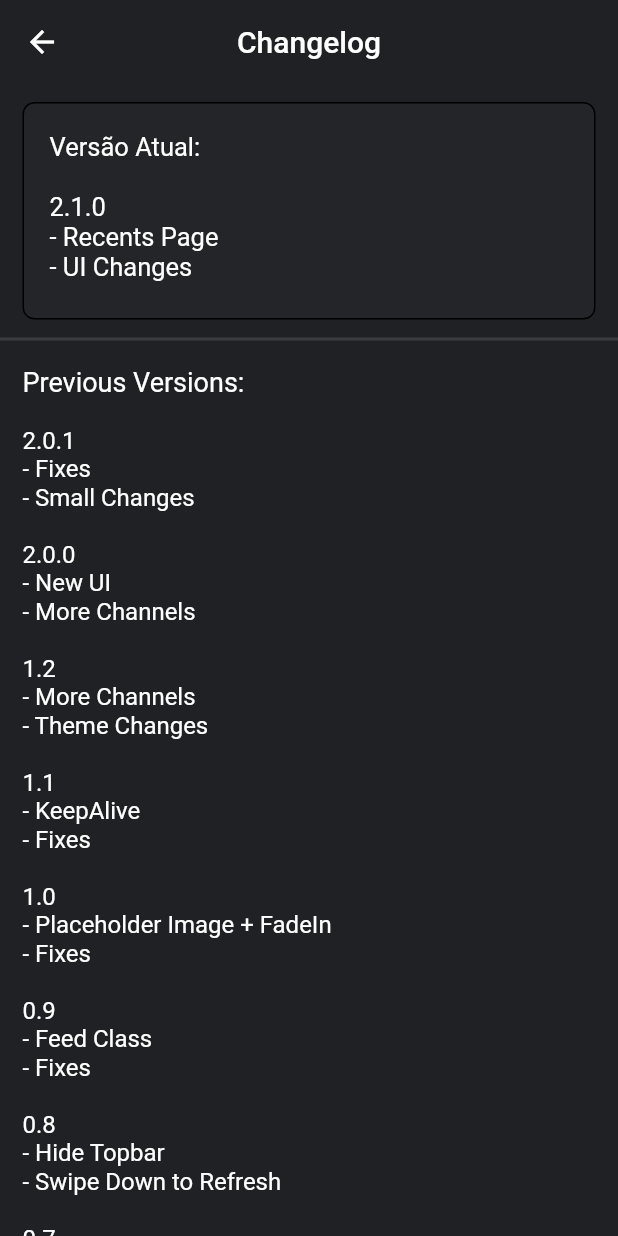
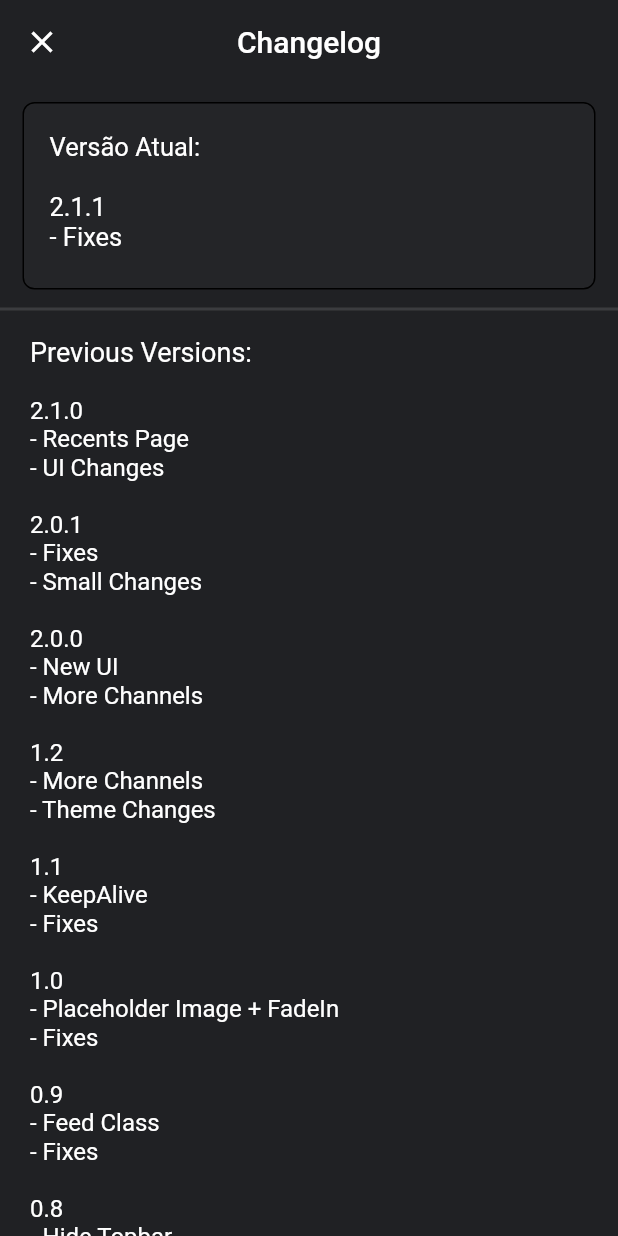
Before and after one commit to Fschmatz/rssyoutubefschmtz, a Flutter app: the Configs screen opened directly, after a tap on "Changelog", on a phone screen of 412 x 824 dp. Run offline on Flutter 3.47's test engine with Material 2 defaults, Android fonts, the phone set to English and light mode, and no system bars; our stand-ins replace jiffy, share, shared_preferences; missing offline and left inert: dart:ffi, webfeed; accounts and stored records are empty; network calls fail.

Commit message:
Update 2.1.1

```diff
--- a/lib/configs/changelog.dart
+++ b/lib/configs/changelog.dart
@@ -34,7 +34,7 @@ class Changelog extends StatelessWidget {
 
           Divider(thickness: 2,),
           Container(
-            padding: EdgeInsets.fromLTRB(15, 10, 15, 5),
+            padding: EdgeInsets.fromLTRB(20, 10, 20, 5),
             child: Column(
               crossAxisAlignment: CrossAxisAlignment.start,
               children: [
--- a/lib/configs/configs.dart
+++ b/lib/configs/configs.dart
@@ -13,24 +13,19 @@ class Configs extends StatefulWidget {
 }
 
 class _ConfigsState extends State<Configs> {
-
-
   @override
   void initState() {
     super.initState();
   }
 
-
   @override
   Widget build(BuildContext context) {
     return Scaffold(
-
         appBar: AppBar(
           title: Text("Settings"),
           centerTitle: true,
           elevation: 0,
         ),
-
         body: Stack(
           children: <Widget>[
             SingleChildScrollView(
@@ -41,7 +36,7 @@ class _ConfigsState extends State<Configs> {
                   Card(
                     elevation: 0,
                     margin: const EdgeInsets.all(2.0),
-                color: Colors.green,
+                    color: Colors.pinkAccent[700],
                     child: ListTile(
                       title: Text(
                         "Flutter " +
@@ -49,21 +44,23 @@ class _ConfigsState extends State<Configs> {
                             " " +
                             NameChangelog.versaoApp,
                         textAlign: TextAlign.center,
-                    style: TextStyle(fontSize: 18, color: Colors.black),
+                        style: TextStyle(fontSize: 18, color: Theme.of(context).textTheme.headline6.color),
                       ),
-
                     ),
                   ),
                   SizedBox(
                     height: 40.0,
                   ),
-
                   Column(
                     children: <Widget>[
-
                       Card(
+                        elevation: 0,
                         shape: RoundedRectangleBorder(
-                      borderRadius: BorderRadius.circular(5),
+                          borderRadius: BorderRadius.all(Radius.circular(8)),
+                          side: BorderSide(
+                            color: Colors.grey.withOpacity(0.3),
+                            width: 1,
+                          ),
                         ),
                         child: ListTile(
                           leading: Icon(Icons.text_snippet_outlined),
@@ -75,16 +72,24 @@ class _ConfigsState extends State<Configs> {
                           onTap: () {
                             Navigator.push(
                                 context,
-                          MaterialPageRoute(builder: (context) => About()),
-                        );
+                                MaterialPageRoute<void>(
+                                  builder: (BuildContext context) => About(),
+                                  fullscreenDialog: true,
+                                ));
                           },
                         ),
                       ),
-                  SizedBox(height: 10,),
-
+                      SizedBox(
+                        height: 10,
+                      ),
                       Card(
+                        elevation: 0,
                         shape: RoundedRectangleBorder(
-                      borderRadius: BorderRadius.circular(5),
+                          borderRadius: BorderRadius.all(Radius.circular(8)),
+                          side: BorderSide(
+                            color: Colors.grey.withOpacity(0.3),
+                            width: 1,
+                          ),
                         ),
                         child: ListTile(
                           leading: Icon(Icons.text_snippet_outlined),
@@ -96,8 +101,11 @@ class _ConfigsState extends State<Configs> {
                           onTap: () {
                             Navigator.push(
                                 context,
-                          MaterialPageRoute(builder: (context) => Changelog()),
-                        );
+                                MaterialPageRoute<void>(
+                                  builder: (BuildContext context) =>
+                                      Changelog(),
+                                  fullscreenDialog: true,
+                                ));
                           },
                         ),
                       )
@@ -106,16 +114,18 @@ class _ConfigsState extends State<Configs> {
                   const SizedBox(
                     height: 40.0,
                   ),
-              Text(
+                  Padding(
+                    padding: const EdgeInsets.fromLTRB(5, 0, 5, 0),
+                    child: Text(
                       "Options: ",
-                style: TextStyle(fontSize: 21),
+                      style: TextStyle(fontSize: 19.5),
+                    ),
                   ),
                   const SizedBox(
                     height: 15.0,
                   ),
-
                   ListTile(
-                contentPadding: const EdgeInsets.all(0),
+                    contentPadding: const EdgeInsets.fromLTRB(5, 0, 0, 0),
                     title: Text(
                       "Dark Theme",
                       style: TextStyle(fontSize: 18),
--- a/lib/util/nameChangelog.dart
+++ b/lib/util/nameChangelog.dart
@@ -1,7 +1,7 @@
 class NameChangelog{
 
   //se mudar o nome do App não esquecer de alterar, no manifesto
-  static String versaoApp = "2.1.0";
+  static String versaoApp = "2.1.1";
   static String nomeApp = "RSS Youtube Fschmtz";
 
   //1 espaço acima, nenhum embaixo
@@ -9,12 +9,15 @@ class NameChangelog{
 
 Versão Atual:
 
+2.1.1
+- Fixes
+''';
+
+  static String changelogsAntigos = '''
+
 2.1.0
 - Recents Page
 - UI Changes
-''';
-
-  static String changelogsAntigos = '''
 
 2.0.1
 - Fixes
--- a/lib/util/theme.dart
+++ b/lib/util/theme.dart
@@ -5,7 +5,7 @@ import 'package:shared_preferences/shared_preferences.dart';
 ThemeData light = ThemeData(
     brightness: Brightness.light,
     primaryColor: Color(0xFFF9F9FF),
-    accentColor: Colors.green,
+    accentColor: Color(0xFFDF5B51),
     scaffoldBackgroundColor: Color(0xFFF9F9FF),
     cardTheme: CardTheme(
       color: Color(0xFFF1F1F4),
@@ -21,7 +21,7 @@ ThemeData light = ThemeData(
 ThemeData dark = ThemeData(
     brightness: Brightness.dark,
     primaryColor: Color(0xFF202124),
-    accentColor: Colors.green,
+    accentColor: Color(0xFFDF5B51),
     scaffoldBackgroundColor: Color(0xFF202124),
     cardTheme: CardTheme(
       color: Color(0xFF242528),
--- a/pubspec.yaml
+++ b/pubspec.yaml
@@ -15,7 +15,7 @@ publish_to: 'none' # Remove this line if you wish to publish to pub.dev
 # In iOS, build-name is used as CFBundleShortVersionString while build-number used as CFBundleVersion.
 # Read more about iOS versioning at
 # https://developer.apple.com/library/archive/documentation/General/Reference/InfoPlistKeyReference/Articles/CoreFoundationKeys.html
-version: 2.1.0
+version: 2.1.1
 
 environment:
   sdk: ">=2.7.0 <3.0.0"
```
Also changed, not shown: lib/pages/home.dart (+41 -18 lines), lib/pages/tilesHome/containerItemHome.dart (+11 -6 lines), pubspec.lock. Lines whose indentation alone changed are shown as unchanged.
